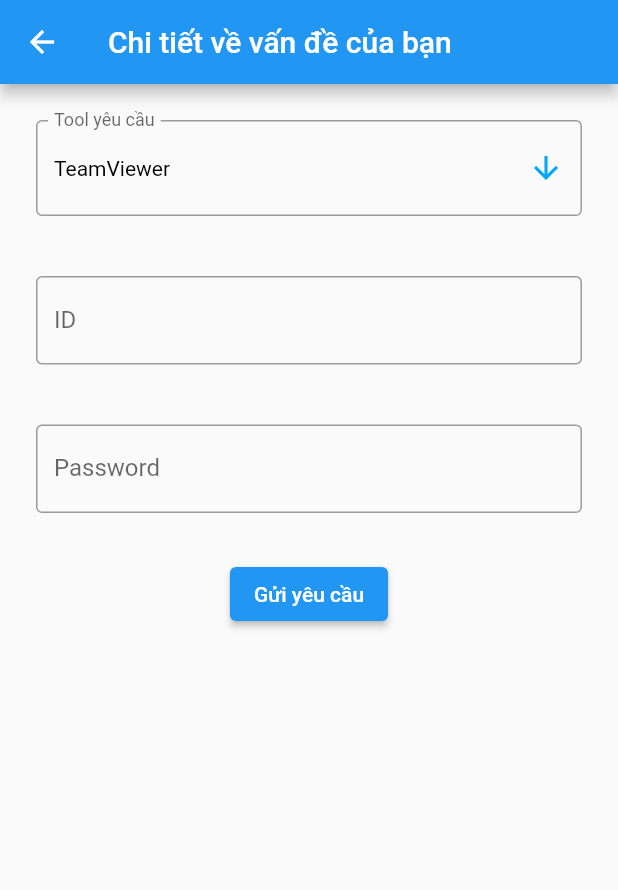
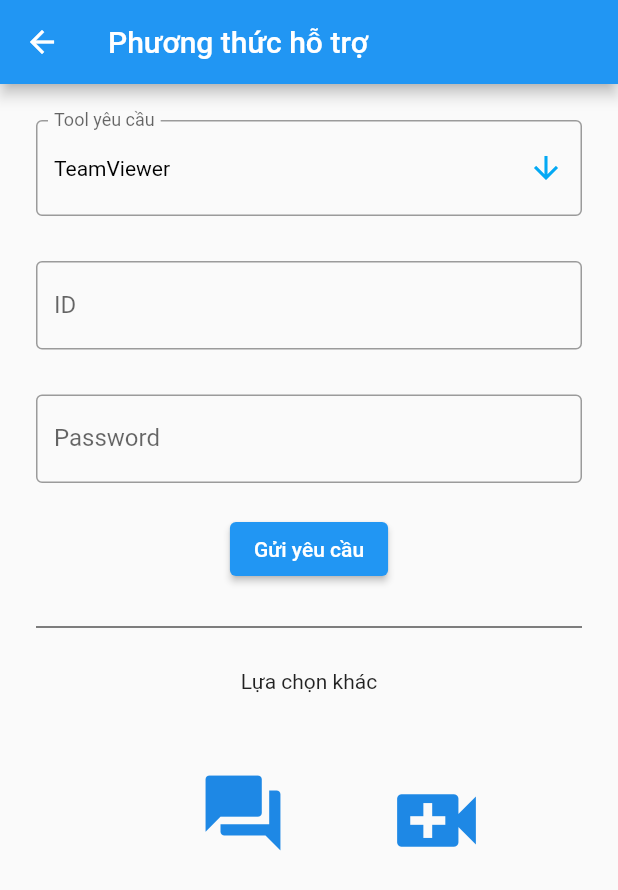
Before and after one commit to haodngn/it_support, a Flutter app: the RequestTool screen opened directly, on a phone screen of 412 x 824 dp. Shown: the top 890 px of the screen. Run offline on Flutter 3.47's test engine with Material 2 defaults, Android fonts, the phone set to English and light mode, and no system bars; our stand-ins replace flutter_svg, get, getwidget, image_picker.

Commit message:
add button call video and chat

```diff
--- a/lib/screens/problem_form_screen/request_tool_form.dart
+++ b/lib/screens/problem_form_screen/request_tool_form.dart
@@ -16,7 +16,7 @@ class RequestTool extends StatelessWidget {
     return Scaffold(
       appBar: AppBar(
         title: Text(
-          "Chi tiết về vấn đề của bạn ",
+          "Phương thức hỗ trợ",
           style: TextStyle(color: Colors.white),
         ),
       ),
@@ -43,26 +43,56 @@ class MyCustomFormState extends State<Body> {
         child: Column(
           children: <Widget>[
             const DropdownControl(),
-            SizedBox(height: 40),
+            SizedBox(height: 30),
             TextFormField(
               decoration: InputDecoration(
                 border: OutlineInputBorder(),
                 labelText: "ID",
               ),
             ),
-            SizedBox(height: 40),
+            SizedBox(height: 30),
             TextFormField(
               decoration: InputDecoration(
                 border: OutlineInputBorder(),
                 labelText: "Password",
               ),
             ),
-            SizedBox(height: 30),
+            SizedBox(height: 20),
             ElevatedButton(
               onPressed: () {
                 Navigator.push(context, MaterialPageRoute(builder: gotoload));
               },
               child: Text('Gửi yêu cầu'),
+            ),
+            SizedBox(height: 20),
+            Divider(color: Colors.black),
+            SizedBox(height: 20),
+            Text("Lựa chọn khác"),
+            Row(
+              mainAxisAlignment: MainAxisAlignment.center,
+              crossAxisAlignment: CrossAxisAlignment.center,
+              children: [
+                IconButton(
+                  splashColor: Colors.grey[50],
+                  padding: new EdgeInsets.all(50),
+                  alignment: Alignment.center,
+                  icon: const Icon(Icons.question_answer, size: 60),
+                  color: Colors.blue[600],
+                  onPressed: () {
+                    print("message");
+                  },
+                ),
+                IconButton(
+                  splashColor: Colors.grey[50],
+                  padding: new EdgeInsets.all(50),
+                  alignment: Alignment.center,
+                  icon: const Icon(Icons.video_call, size: 70),
+                  color: Colors.blue[600],
+                  onPressed: () {
+                    print("video call");
+                  },
+                ),
+              ],
             ),
           ],
         ),
@@ -115,7 +145,6 @@ class _DropdownControlState extends State<DropdownControl> {
       items: <String>[
         'TeamViewer',
         'UltraViewer',
-        'Video call',
       ].map<DropdownMenuItem<String>>((String value) {
         return DropdownMenuItem<String>(
           value: value,
```
